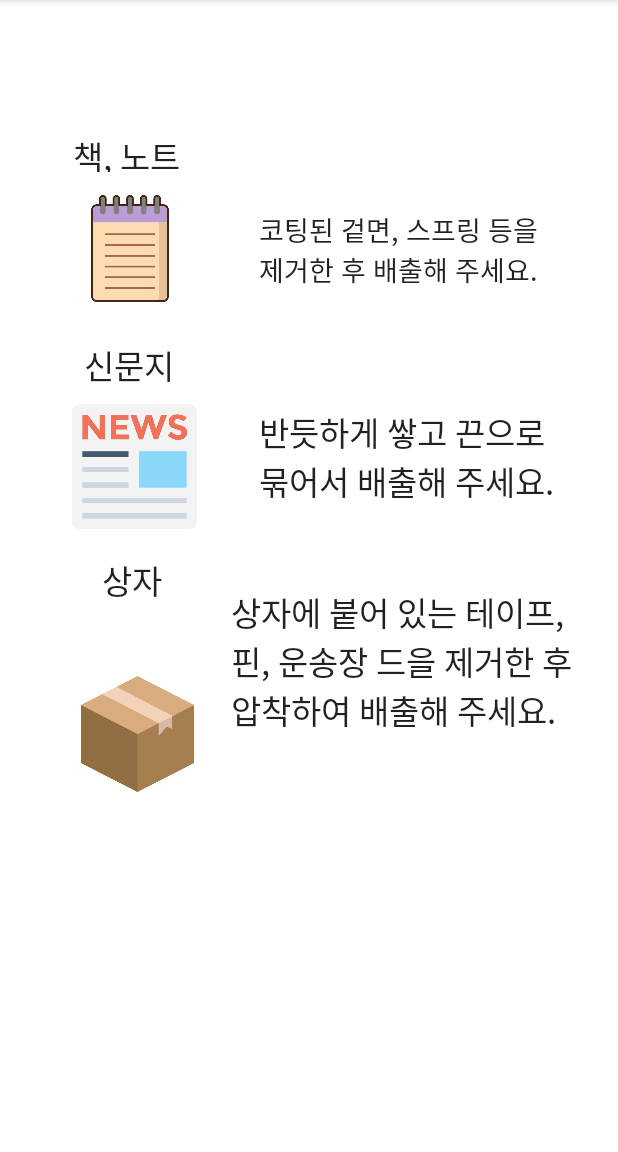
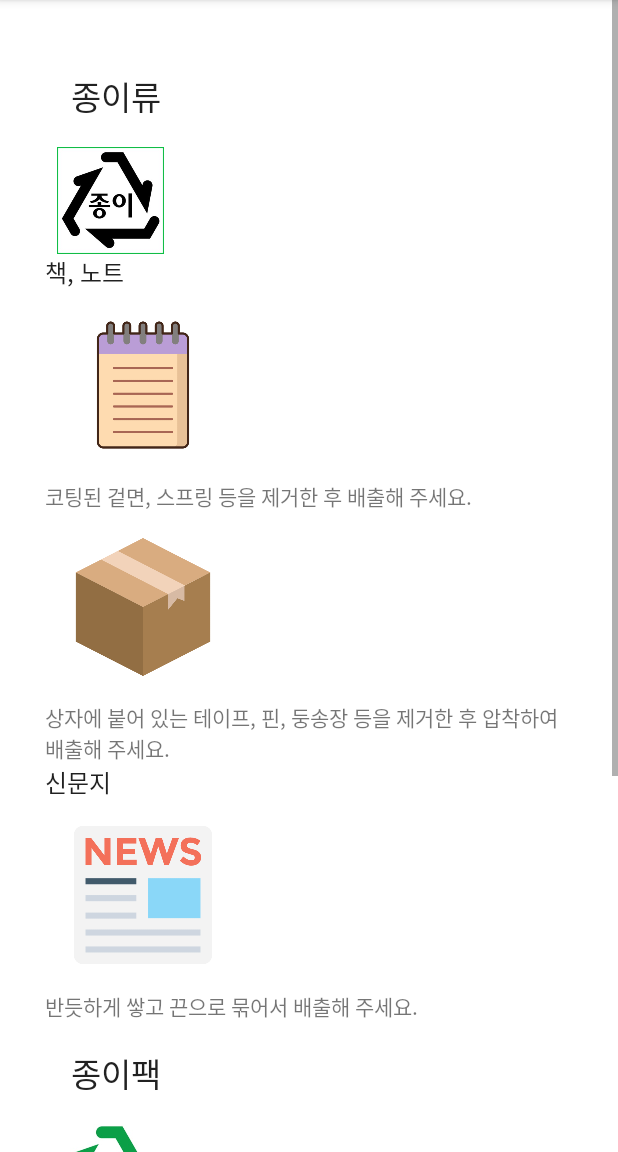
Before and after one commit to YRim99/reGardening-test, an Android app: the paper screen opened directly, with no data from a screen before it, on a phone screen of 412 x 824 dp, the part 84-1236 px from its top. Run offline under Robolectric (Android 15) with nearby library versions, the phone set to English and light mode, and no system bars.

Commit message:
종이류,종이팩

```diff
--- a/app/src/main/AndroidManifest.xml
+++ b/app/src/main/AndroidManifest.xml
@@ -9,7 +9,7 @@
         android:roundIcon="@mipmap/ic_launcher_round"
         android:supportsRtl="true"
         android:theme="@style/Theme.ReGardeningtest">
-        <activity android:name=".paper"></activity>
+        <activity android:name=".paper" />
         <activity android:name=".collection" />
         <activity android:name=".MainActivity">
             <intent-filter>
--- a/app/src/main/res/layout/activity_paper.xml
+++ b/app/src/main/res/layout/activity_paper.xml
@@ -1,111 +1,136 @@
 <?xml version="1.0" encoding="utf-8"?>
-<androidx.constraintlayout.widget.ConstraintLayout xmlns:android="http://schemas.android.com/apk/res/android"
+<ScrollView xmlns:android="http://schemas.android.com/apk/res/android"
     xmlns:app="http://schemas.android.com/apk/res-auto"
     xmlns:tools="http://schemas.android.com/tools"
     android:layout_width="match_parent"
     android:layout_height="match_parent"
-    tools:context=".paper">
+    tools:context=".paper" >
+
+    <LinearLayout
+        android:layout_width="match_parent"
+        android:layout_height="wrap_content"
+        android:orientation="vertical"
+        android:fillViewport="true"
+        android:padding="30dp">
 
 
-    <ImageView
-        android:id="@+id/imageView4"
-        android:layout_width="83dp"
-        android:layout_height="86dp"
-        android:layout_marginStart="48dp"
-        android:layout_marginTop="268dp"
-        app:layout_constraintStart_toStartOf="parent"
-        app:layout_constraintTop_toTopOf="parent"
-        app:srcCompat="@drawable/newspaper" />
-
-    <ImageView
-        android:id="@+id/imageView3"
-        android:layout_width="79dp"
-        android:layout_height="77dp"
-        android:layout_marginStart="52dp"
-        android:layout_marginBottom="240dp"
-        app:layout_constraintBottom_toBottomOf="parent"
-        app:layout_constraintStart_toStartOf="parent"
-        app:srcCompat="@drawable/box"
-        android:contentDescription="TODO" />
+        <TextView
+            android:id="@+id/paper_1"
+            android:layout_width="match_parent"
+            android:layout_height="wrap_content"
+            android:layout_margin="17dp"
+            android:text="종이류"
+            android:textAppearance="@style/TextAppearance.AppCompat.Large" />
 
         <ImageView
             android:id="@+id/imageView5"
-        android:layout_width="77dp"
-        android:layout_height="83dp"
-        android:layout_marginStart="48dp"
-        android:layout_marginTop="124dp"
-        app:layout_constraintStart_toStartOf="parent"
-        app:layout_constraintTop_toTopOf="parent"
+            android:layout_width="87dp"
+            android:layout_height="71dp"
+            app:srcCompat="@drawable/paper_1" />
+
+        <TextView
+            android:id="@+id/book"
+            android:layout_width="match_parent"
+            android:layout_height="wrap_content"
+            android:text="책, 노트"
+            android:textAppearance="@style/TextAppearance.AppCompat.Large"
+            android:textSize="16sp" />
+
+        <ImageView
+            android:id="@+id/imageView"
+            android:layout_width="96dp"
+            android:layout_height="92dp"
+            android:layout_margin="17dp"
             app:srcCompat="@drawable/note" />
 
         <TextView
-        android:id="@+id/textView"
-        android:layout_width="82dp"
-        android:layout_height="27dp"
-        android:layout_marginTop="87dp"
-        android:text="@string/book_note"
-        android:textAppearance="@style/TextAppearance.AppCompat.Large"
-        app:layout_constraintEnd_toEndOf="parent"
-        app:layout_constraintHorizontal_bias="0.148"
-        app:layout_constraintStart_toStartOf="parent"
-        app:layout_constraintTop_toTopOf="parent" />
+            android:id="@+id/book_explaneation"
+            android:layout_width="match_parent"
+            android:layout_height="wrap_content"
+            android:text="코팅된 겉면, 스프링 등을 제거한 후 배출해 주세요." />
+
+        <ImageView
+            android:id="@+id/box_1"
+            android:layout_width="96dp"
+            android:layout_height="92dp"
+            android:layout_margin="17dp"
+            app:srcCompat="@drawable/box" />
 
         <TextView
-        android:id="@+id/textView2"
-        android:layout_width="wrap_content"
+            android:id="@+id/box_explaneation"
+            android:layout_width="match_parent"
             android:layout_height="wrap_content"
-        android:layout_marginStart="56dp"
-        android:layout_marginTop="19dp"
-        android:text="@string/newspaper"
-        android:textAppearance="@style/TextAppearance.AppCompat.Large"
-        app:layout_constraintStart_toStartOf="parent"
-        app:layout_constraintTop_toBottomOf="@+id/imageView5" />
+            android:text="상자에 붙어 있는 테이프, 핀, 둥송장 등을 제거한 후 압착하여 배출해 주세요." />
 
         <TextView
-        android:id="@+id/textView3"
-        android:layout_width="wrap_content"
+            android:id="@+id/newspaper"
+            android:layout_width="match_parent"
             android:layout_height="wrap_content"
-        android:layout_marginStart="68dp"
-        android:layout_marginTop="16dp"
-        android:text="@string/box"
+            android:text="신문지"
             android:textAppearance="@style/TextAppearance.AppCompat.Large"
-        app:layout_constraintStart_toStartOf="parent"
-        app:layout_constraintTop_toBottomOf="@+id/imageView4" />
+            android:textSize="16sp" />
+
+        <ImageView
+            android:id="@+id/imageView2"
+            android:layout_width="96dp"
+            android:layout_height="92dp"
+            android:layout_margin="17dp"
+            app:srcCompat="@drawable/newspaper" />
 
         <TextView
-        android:id="@+id/textView4"
-        android:layout_width="192dp"
-        android:layout_height="74dp"
-        android:layout_marginTop="140dp"
-        android:text="@string/note_explanation"
-        android:textAppearance="@style/TextAppearance.AppCompat.Large"
-        android:textSize="18sp"
-        app:layout_constraintEnd_toEndOf="parent"
-        app:layout_constraintStart_toEndOf="@+id/imageView5"
-        app:layout_constraintTop_toTopOf="parent" />
+            android:id="@+id/newspaper_wxplanation"
+            android:layout_width="match_parent"
+            android:layout_height="wrap_content"
+            android:text="반듯하게 쌓고 끈으로 묶어서 배출해 주세요." />
 
         <TextView
-        android:id="@+id/textView5"
-        android:layout_width="214dp"
-        android:layout_height="82dp"
-        android:layout_marginTop="272dp"
-        android:text="@string/newspaper_explanation"
-        android:textAppearance="@style/TextAppearance.AppCompat.Large"
-        app:layout_constraintEnd_toEndOf="parent"
-        app:layout_constraintHorizontal_bias="0.652"
-        app:layout_constraintStart_toEndOf="@+id/imageView5"
-        app:layout_constraintTop_toTopOf="parent" />
+            android:id="@+id/paper_"
+            android:layout_width="match_parent"
+            android:layout_height="wrap_content"
+            android:layout_margin="17dp"
+            android:text="종이팩"
+            android:textAppearance="@style/TextAppearance.AppCompat.Large" />
+
+        <ImageView
+            android:id="@+id/imageView6"
+            android:layout_width="84dp"
+            android:layout_height="79dp"
+            app:srcCompat="@drawable/paper_2" />
 
         <TextView
-        android:id="@+id/textView6"
-        android:layout_width="242dp"
-        android:layout_height="99dp"
-        android:layout_marginTop="392dp"
-        android:text="@string/box_explanation"
+            android:id="@+id/papercup"
+            android:layout_width="match_parent"
+            android:layout_height="wrap_content"
+            android:text="우유팩, 종이컵"
             android:textAppearance="@style/TextAppearance.AppCompat.Large"
-        app:layout_constraintEnd_toEndOf="parent"
-        app:layout_constraintHorizontal_bias="0.636"
-        app:layout_constraintStart_toEndOf="@+id/imageView5"
-        app:layout_constraintTop_toTopOf="parent" />
+            android:textSize="16sp" />
 
-</androidx.constraintlayout.widget.ConstraintLayout>
+        <ImageView
+            android:id="@+id/mlikpack"
+            android:layout_width="96dp"
+            android:layout_height="92dp"
+            android:layout_margin="17dp"
+            app:srcCompat="@drawable/milk" />
+
+        <TextView
+            android:id="@+id/milkpack_wxplanation"
+            android:layout_width="match_parent"
+            android:layout_height="wrap_content"
+            android:text="내용물을 씻어내고 넓고 얇게 압착하여 종이팩 전용 수거함에 배출해 주세요." />
+
+        <TextView
+            android:id="@+id/paper_3"
+            android:layout_width="match_parent"
+            android:layout_height="wrap_content"
+            android:layout_margin="17dp"
+            android:text="참고"
+            android:textAppearance="@style/TextAppearance.AppCompat.Large" />
+
+        <TextView
+            android:id="@+id/milkpack_wxplanation2"
+            android:layout_width="match_parent"
+            android:layout_height="wrap_content"
+            android:text="파쇄지, 명함은 일반 쓰레기로 배출해 주세요." />
+
+    </LinearLayout>
+</ScrollView>
```
Also changed, not shown: app/src/main/res/drawable/paper_1.png (added), app/src/main/res/drawable/paper_2.png (added). Lines whose indentation alone changed are shown as unchanged.
